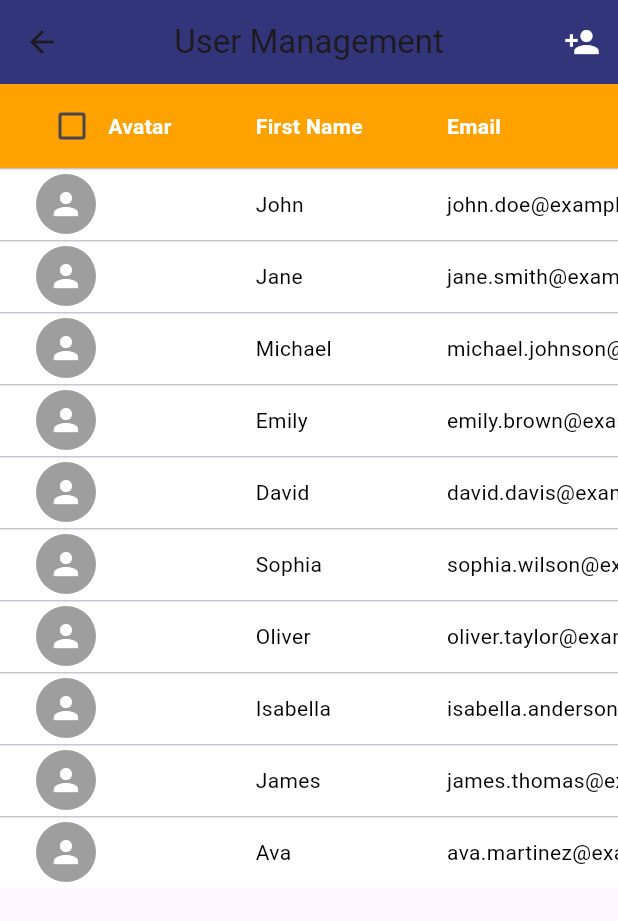
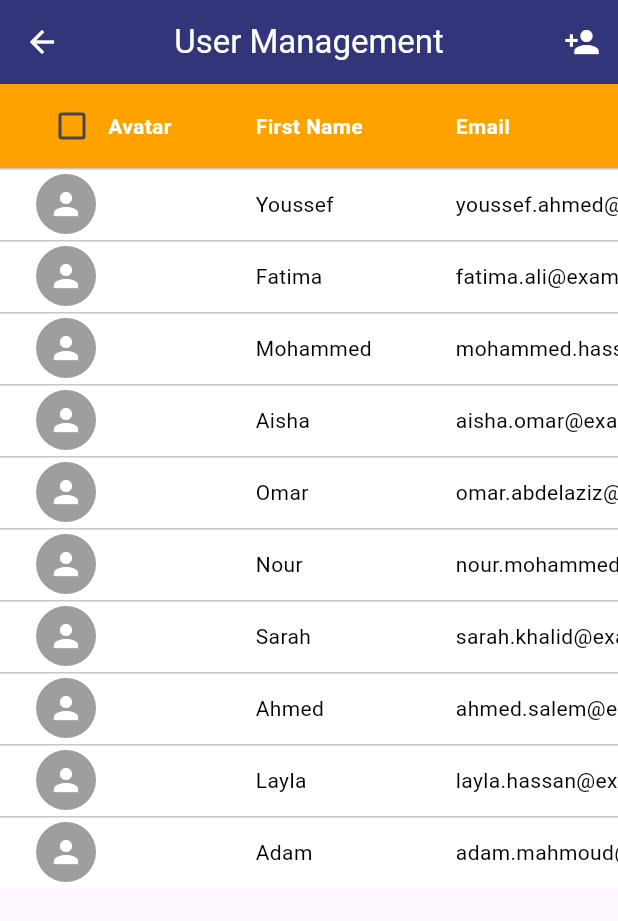
Before and after one commit to omarelhassani12/CampusPlus, a Flutter app: the AdminUsersScreen screen opened directly, on a phone screen of 412 x 824 dp. Shown: the top 921 px of the screen. Run offline on Flutter 3.47's test engine with Material 3 defaults, Android fonts, the phone set to English and light mode, and no system bars; our stand-ins replace carousel_slider, fluttertoast, get, shared_preferences; accounts and stored records are empty.

Commit message:
some edit for fixing some issues

```diff
--- a/lib/models/course.dart
+++ b/lib/models/course.dart
@@ -26,7 +26,7 @@ final List<Course> courses = [
     title: 'Mathematics',
     instructor: 'John Doe',
     duration: '3 months',
-    imageUrl: 'assets/images/CampusPlus1.png',
+    imageUrl: 'assets/courses/math.png',
     description: 'This course covers various mathematical topics.',
     goals: ['Learn algebra', 'Understand calculus', 'Solve complex equations'],
     videoUrl: 'https://example.com/math-video',
@@ -36,7 +36,7 @@ final List<Course> courses = [
     title: 'Science',
     instructor: 'Jane Smith',
     duration: '2 months',
-    imageUrl: 'assets/images/CampusPlus1.png',
+    imageUrl: 'assets/courses/svt.png',
     description: 'Explore the world of science and conduct experiments.',
     goals: ['Learn physics', 'Study chemistry', 'Discover biology'],
     videoUrl: 'https://example.com/science-video',
@@ -46,7 +46,7 @@ final List<Course> courses = [
     title: 'English',
     instructor: 'David Johnson',
     duration: '1 month',
-    imageUrl: 'assets/images/CampusPlus1.png',
+    imageUrl: 'assets/courses/english.png',
     description: 'Improve your English language skills.',
     goals: [
       'Enhance vocabulary',
--- a/lib/models/student.dart
+++ b/lib/models/student.dart
@@ -26,13 +26,12 @@ class Student {
   });
 }
 
-
 List<Student> students = [
   Student(
     id: '1',
-    firstName: 'John',
-    lastName: 'Doe',
-    email: 'john.doe@example.com',
+    firstName: 'Ali',
+    lastName: 'Ahmed',
+    email: 'ali.ahmed@example.com',
     avatarImage: 'assets/images/avatar1.png',
     phone: '123456789',
     dateOfBirth: '1998-05-10',
@@ -43,9 +42,9 @@ List<Student> students = [
   ),
   Student(
     id: '2',
-    firstName: 'Jane',
-    lastName: 'Smith',
-    email: 'jane.smith@example.com',
+    firstName: 'Fatima',
+    lastName: 'Ali',
+    email: 'fatima.ali@example.com',
     avatarImage: 'assets/images/avatar2.png',
     phone: '987654321',
     dateOfBirth: '1999-09-15',
@@ -56,9 +55,9 @@ List<Student> students = [
   ),
   Student(
     id: '3',
-    firstName: 'David',
-    lastName: 'Johnson',
-    email: 'david.johnson@example.com',
+    firstName: 'Mohammed',
+    lastName: 'Hassan',
+    email: 'mohammed.hassan@example.com',
     avatarImage: 'assets/images/avatar3.png',
     phone: '456789123',
     dateOfBirth: '1997-12-20',
@@ -69,9 +68,9 @@ List<Student> students = [
   ),
   Student(
     id: '4',
-    firstName: 'Sarah',
-    lastName: 'Williams',
-    email: 'sarah.williams@example.com',
+    firstName: 'Aisha',
+    lastName: 'Omar',
+    email: 'aisha.omar@example.com',
     avatarImage: 'assets/images/avatar4.png',
     phone: '321654987',
     dateOfBirth: '2000-03-05',
@@ -82,9 +81,9 @@ List<Student> students = [
   ),
   Student(
     id: '5',
-    firstName: 'Michael',
-    lastName: 'Brown',
-    email: 'michael.brown@example.com',
+    firstName: 'Mohammed',
+    lastName: 'Abdelaziz',
+    email: 'mohammed.abdelaziz@example.com',
     avatarImage: 'assets/images/avatar5.png',
     phone: '789123456',
     dateOfBirth: '1999-07-25',
@@ -95,9 +94,9 @@ List<Student> students = [
   ),
   Student(
     id: '6',
-    firstName: 'Emily',
-    lastName: 'Davis',
-    email: 'emily.davis@example.com',
+    firstName: 'Nour',
+    lastName: 'Mohammed',
+    email: 'nour.mohammed@example.com',
     avatarImage: 'assets/images/avatar6.png',
     phone: '654987321',
     dateOfBirth: '1998-09-12',
--- a/lib/models/teacher.dart
+++ b/lib/models/teacher.dart
@@ -17,84 +17,84 @@ class Teacher {
 final List<Teacher> teachers = [
   Teacher(
     id: '1',
-    name: 'John Doe',
+    name: 'Youssef Ali',
     subject: 'Mathematics',
     imageUrl: 'assets/images/teacher.png',
     courseCount: 5,
   ),
   Teacher(
     id: '2',
-    name: 'Jane Smith',
+    name: 'Layla Clark',
     subject: 'Science',
     imageUrl: 'assets/images/teacher.png',
     courseCount: 3,
   ),
   Teacher(
     id: '3',
-    name: 'David Johnson',
+    name: 'Mohammed Walker',
     subject: 'English',
     imageUrl: 'assets/images/teacher.png',
     courseCount: 7,
   ),
   Teacher(
     id: '4',
-    name: 'Emily Brown',
+    name: 'Alya Davis',
     subject: 'History',
     imageUrl: 'assets/images/teacher.png',
     courseCount: 2,
   ),
   Teacher(
     id: '5',
-    name: 'Michael Wilson',
+    name: 'Adam Wilson',
     subject: 'Physics',
     imageUrl: 'assets/images/teacher.png',
     courseCount: 6,
   ),
   Teacher(
     id: '6',
-    name: 'Sarah Davis',
+    name: 'Sara Lee',
     subject: 'Chemistry',
     imageUrl: 'assets/images/teacher.png',
     courseCount: 4,
   ),
   Teacher(
     id: '7',
-    name: 'Christopher Martin',
+    name: 'Ali Martin',
     subject: 'Biology',
     imageUrl: 'assets/images/teacher.png',
     courseCount: 9,
   ),
   Teacher(
     id: '8',
-    name: 'Jessica Thompson',
+    name: 'Amina Thompson',
     subject: 'Computer Science',
     imageUrl: 'assets/images/teacher.png',
     courseCount: 1,
   ),
   Teacher(
     id: '9',
-    name: 'Daniel Garcia',
+    name: 'Yousef Garcia',
     subject: 'Art',
     imageUrl: 'assets/images/teacher.png',
     courseCount: 8,
   ),
   Teacher(
     id: '10',
-    name: 'Olivia Martinez',
+    name: 'Layla Martinez',
     subject: 'Music',
     imageUrl: 'assets/images/teacher.png',
     courseCount: 5,
   ),
   Teacher(
     id: '11',
-    name: 'Robert Wilson',
+    name: 'Adam Wilson',
     subject: 'Geography',
     imageUrl: 'assets/images/teacher.png',
     courseCount: 3,
   ),
   Teacher(
     id: '12',
-    name: 'Sophia Lopez',
+    name: 'Sara Lopez',
     subject: 'Spanish',
     imageUrl: 'assets/images/teacher.png',
     courseCount: 7,
@@ -108,14 +108,14 @@ final List<Teacher> teachers = [
   ),
   Teacher(
     id: '14',
-    name: 'Ava Anderson',
+    name: 'Alya Anderson',
     subject: 'Physical Education',
     imageUrl: 'assets/images/teacher.png',
     courseCount: 6,
   ),
   Teacher(
     id: '15',
-    name: 'Ethan Thompson',
+    name: 'Adam Thompson',
     subject: 'Chemistry',
     imageUrl: 'assets/images/teacher.png',
     courseCount: 2,
--- a/lib/models/user.dart
+++ b/lib/models/user.dart
@@ -16,72 +16,72 @@ class User {
 
 List<User> userList = [
   User(
-    firstName: 'John',
-    lastName: 'Doe',
-    email: 'john.doe@example.com',
+    firstName: 'Youssef',
+    lastName: 'Ahmed',
+    email: 'youssef.ahmed@example.com',
     phone: '123-456-7890',
     avatarImage: 'assets/images/avatar1.png',
   ),
   User(
-    firstName: 'Jane',
-    lastName: 'Smith',
-    email: 'jane.smith@example.com',
+    firstName: 'Fatima',
+    lastName: 'Ali',
+    email: 'fatima.ali@example.com',
     phone: '123-456-7890',
     avatarImage: 'assets/images/avatar2.png',
   ),
   User(
-    firstName: 'Michael',
-    lastName: 'Johnson',
-    email: 'michael.johnson@example.com',
+    firstName: 'Mohammed',
+    lastName: 'Hassan',
+    email: 'mohammed.hassan@example.com',
     phone: '123-456-7890',
     avatarImage: 'assets/images/avatar3.png',
   ),
   User(
-    firstName: 'Emily',
-    lastName: 'Brown',
-    email: 'emily.brown@example.com',
+    firstName: 'Aisha',
+    lastName: 'Omar',
+    email: 'aisha.omar@example.com',
     phone: '123-456-7890',
     avatarImage: 'assets/images/avatar4.png',
   ),
   User(
-    firstName: 'David',
-    lastName: 'Davis',
-    email: 'david.davis@example.com',
+    firstName: 'Omar',
+    lastName: 'Abdelaziz',
+    email: 'omar.abdelaziz@example.com',
     phone: '123-456-7890',
     avatarImage: 'assets/images/avatar5.png',
   ),
   User(
-    firstName: 'Sophia',
-    lastName: 'Wilson',
-    email: 'sophia.wilson@example.com',
+    firstName: 'Nour',
+    lastName: 'Mohammed',
+    email: 'nour.mohammed@example.com',
     phone: '123-456-7890',
     avatarImage: 'assets/images/avatar6.png',
   ),
   User(
-    firstName: 'Oliver',
-    lastName: 'Taylor',
-    email: 'oliver.taylor@example.com',
+    firstName: 'Sarah',
+    lastName: 'Khalid',
+    email: 'sarah.khalid@example.com',
     phone: '123-456-7890',
     avatarImage: 'assets/images/avatar7.png',
   ),
   User(
-    firstName: 'Isabella',
-    lastName: 'Anderson',
-    email: 'isabella.anderson@example.com',
+    firstName: 'Ahmed',
+    lastName: 'Salem',
+    email: 'ahmed.salem@example.com',
     phone: '123-456-7890',
     avatarImage: 'assets/images/avatar8.png',
   ),
   User(
-    firstName: 'James',
-    lastName: 'Thomas',
-    email: 'james.thomas@example.com',
+    firstName: 'Layla',
+    lastName: 'Hassan',
+    email: 'layla.hassan@example.com',
     phone: '123-456-7890',
     avatarImage: 'assets/images/avatar9.png',
   ),
   User(
-    firstName: 'Ava',
-    lastName: 'Martinez',
-    email: 'ava.martinez@example.com',
+    firstName: 'Adam',
+    lastName: 'Mahmoud',
+    email: 'adam.mahmoud@example.com',
     phone: '123-456-7890',
     avatarImage: 'assets/images/avatar10.png',
   ),
--- a/lib/screens/adminscreens/admin_users_screen.dart
+++ b/lib/screens/adminscreens/admin_users_screen.dart
@@ -129,7 +129,11 @@ class AdminUsersScreenState extends State<AdminUsersScreen> {
     return Scaffold(
       appBar: AppBar(
         backgroundColor: ColorsApp.mainClr,
-        title: const Text('User Management'),
+        title: const Text(
+          'User Management',
+          style: TextStyle(color: Colors.white),
+        ),
+        iconTheme: const IconThemeData(color: Colors.white),
         centerTitle: true,
         elevation: 0,
         actions: [
--- a/lib/screens/welcome_screen.dart
+++ b/lib/screens/welcome_screen.dart
@@ -165,10 +165,12 @@ class PageContent extends StatelessWidget {
                       ),
                     ),
                   ),
-                  const SizedBox(height: 25),
+                  const SizedBox(height: 2),
                   Expanded(
                     flex: 1,
                     child: Center(
+                      child: Padding(
+                        padding: const EdgeInsets.all(10),
                         child: Text(
                           textcontent,
                           style: TextStyle(
@@ -177,6 +179,7 @@ class PageContent extends StatelessWidget {
                             fontWeight: FontWeight.normal,
                           ),
                           textAlign: TextAlign.center,
+                        ),
                       ),
                     ),
                   ),
--- a/pubspec.yaml
+++ b/pubspec.yaml
@@ -28,3 +28,5 @@ flutter:
   uses-material-design: true
   assets:
     - assets/images/
+    - assets/videos/
+    - assets/courses/
```
Also changed, not shown: lib/screens/adminscreens/admin_courses_screen.dart (+4 -3 lines), lib/screens/adminscreens/admin_students_screen.dart (+6 -1 lines), lib/screens/adminscreens/admin_teachers_details_screen.dart (+21 -19 lines), lib/screens/adminscreens/admin_teachers_screen.dart (+1 -127 lines), lib/screens/adminscreens/teachers/courses_videos_screen.dart (+31 -19 lines), lib/widgets/course_card.dart (+9 -1 lines), assets/courses/english.png (added), assets/courses/math.png (added), assets/courses/svt.png (added), assets/videos/video1.png (added), assets/videos/video2.png (added), pubspec.lock, 1 other file. Lines whose indentation alone changed are shown as unchanged.
